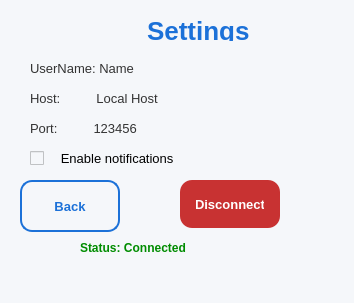
j3r-ux/CSCE1102Lithium, file settings.ui: the form before one commit.
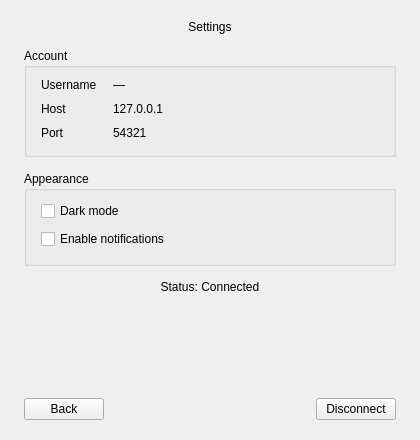
The form after the commit.

```diff
--- a/settings.ui
+++ b/settings.ui
@@ -6,261 +6,102 @@
    <rect>
     <x>0</x>
     <y>0</y>
-    <width>354</width>
-    <height>303</height>
+    <width>420</width>
+    <height>440</height>
    </rect>
   </property>
   <property name="windowTitle">
    <string>Form</string>
   </property>
-  <property name="styleSheet">
-   <string notr="true">/* ===== APP BACKGROUND ===== */
-QWidget {
-    background-color: rgb(245, 247, 250);
-    font-family: &quot;Segoe UI&quot;, Arial;
-    font-size: 13px;
-}
-
-/* ===== TITLES ===== */
-QLabel#titleLabel,
-QLabel#chatTitleLabel,
-QLabel#settingsTitleLabel {
-    font-size: 26px;
-    font-weight: bold;
-    color: rgb(28, 113, 216);
-    padding: 10px;
-}
-
-/* ===== NORMAL LABELS ===== */
-QLabel {
-    color: #333;
-}
-
-/* ===== INPUT FIELDS ===== */
-QLineEdit {
-    background-color: white;
-    border: 2px solid #ccc;
-    border-radius: 10px;
-    padding: 6px;
-    min-height: 28px;
-}
-
-QLineEdit:focus {
-    border: 2px solid rgb(28, 113, 216);
-}
-
-/* ===== TEXT AREA (CHAT) ===== */
-QTextEdit {
-    background-color: white;
-    border: 2px solid #ddd;
-    border-radius: 10px;
-    padding: 8px;
-}
-
-/* ===== LIST (ONLINE USERS) ===== */
-QListWidget {
-    background-color: white;
-    border: 2px solid #ddd;
-    border-radius: 10px;
-    padding: 5px;
-}
-
-/* ===== BUTTONS ===== */
-QPushButton {
-    background-color: rgb(28, 113, 216);
-    color: white;
-    border: none;
-    border-radius: 12px;
-    padding: 8px 16px;
-    min-height: 32px;
-    font-weight: 500;
-}
-
-/* Hover effect */
-QPushButton:hover {
-    background-color: rgb(53, 132, 228);
-}
-
-/* Click effect */
-QPushButton:pressed {
-    background-color: rgb(20, 90, 180);
-}
-
-/* ===== SECONDARY BUTTON (SIGN UP / BACK) ===== */
-QPushButton#signupButton,
-QPushButton#backButton {
-    background-color: transparent;
-    color: rgb(28, 113, 216);
-    border: 2px solid rgb(28, 113, 216);
-}
-
-QPushButton#signupButton:hover,
-QPushButton#backButton:hover {
-    background-color: rgba(28, 113, 216, 40);
-}
-
-/* ===== DANGER BUTTON (DISCONNECT) ===== */
-QPushButton#disconnectButton {
-    background-color: rgb(200, 50, 50);
-}
-
-QPushButton#disconnectButton:hover {
-    background-color: rgb(220, 70, 70);
-}
-
-/* ===== STATUS LABELS ===== */
-QLabel#statusLabel,
-QLabel#chatStatusLabel,
-QLabel#settingsStatusLabel {
-    font-weight: bold;
-    font-size: 12px;
-}
-
-/* Login error */
-QLabel#statusLabel {
-    color: rgb(200, 0, 0);
-}
-
-/* Chat / settings success */
-QLabel#chatStatusLabel,
-QLabel#settingsStatusLabel {
-    color: rgb(0, 140, 0);
-}
-
-/* ===== CHECKBOX ===== */
-QCheckBox {
-    spacing: 6px;
-}
-
-QCheckBox::indicator {
-    width: 14px;
-    height: 14px;
-}
-
-/* ===== GROUP BOX ===== */
-QGroupBox {
-    border: 2px solid #ddd;
-    border-radius: 10px;
-    margin-top: 10px;
-    font-weight: bold;
-}
-
-QGroupBox::title {
-    subcontrol-origin: margin;
-    left: 10px;
-    padding: 0 5px;
-    color: rgb(28, 113, 216);
-}</string>
-  </property>
-  <widget class="QLabel" name="settingsTitleLabel">
-   <property name="geometry">
-    <rect>
-     <x>130</x>
-     <y>10</y>
-     <width>231</width>
-     <height>41</height>
-    </rect>
-   </property>
-   <property name="styleSheet">
-    <string notr="true">font: 18pt &quot;KG Summer Sunshine&quot;;
-color: rgb(28, 113, 216);
-    font-weight: bold;</string>
-   </property>
-   <property name="text">
-    <string>Settings</string>
-   </property>
-  </widget>
-  <widget class="QLabel" name="usernameInfoLabel">
-   <property name="geometry">
-    <rect>
-     <x>30</x>
-     <y>60</y>
-     <width>151</width>
-     <height>16</height>
-    </rect>
-   </property>
-   <property name="text">
-    <string>UserName: Name</string>
-   </property>
-  </widget>
-  <widget class="QLabel" name="hostInfoLabel">
-   <property name="geometry">
-    <rect>
-     <x>30</x>
-     <y>90</y>
-     <width>141</width>
-     <height>16</height>
-    </rect>
-   </property>
-   <property name="text">
-    <string>Host:          Local Host</string>
-   </property>
-  </widget>
-  <widget class="QLabel" name="portInfoLabel">
-   <property name="geometry">
-    <rect>
-     <x>30</x>
-     <y>120</y>
-     <width>121</width>
-     <height>16</height>
-    </rect>
-   </property>
-   <property name="text">
-    <string>Port:          123456</string>
-   </property>
-  </widget>
-  <widget class="QCheckBox" name="notificationsCheckBox">
-   <property name="geometry">
-    <rect>
-     <x>30</x>
-     <y>150</y>
-     <width>151</width>
-     <height>16</height>
-    </rect>
-   </property>
-   <property name="text">
-    <string>   Enable notifications</string>
-   </property>
-  </widget>
-  <widget class="QPushButton" name="backButton">
-   <property name="geometry">
-    <rect>
-     <x>20</x>
-     <y>180</y>
-     <width>100</width>
-     <height>48</height>
-    </rect>
-   </property>
-   <property name="text">
-    <string>Back</string>
-   </property>
-  </widget>
-  <widget class="QPushButton" name="disconnectButton">
-   <property name="geometry">
-    <rect>
-     <x>180</x>
-     <y>180</y>
-     <width>100</width>
-     <height>48</height>
-    </rect>
-   </property>
-   <property name="text">
-    <string>Disconnect</string>
-   </property>
-  </widget>
-  <widget class="QLabel" name="settingsStatusLabel">
-   <property name="geometry">
-    <rect>
-     <x>80</x>
-     <y>240</y>
-     <width>151</width>
-     <height>16</height>
-    </rect>
-   </property>
-   <property name="text">
-    <string>Status: Connected</string>
-   </property>
-  </widget>
+  <layout class="QVBoxLayout" name="rootLayout">
+   <property name="leftMargin"><number>24</number></property>
+   <property name="topMargin"><number>20</number></property>
+   <property name="rightMargin"><number>24</number></property>
+   <property name="bottomMargin"><number>20</number></property>
+   <property name="spacing"><number>14</number></property>
+   <item>
+    <widget class="QLabel" name="titleLabel">
+     <property name="text"><string>Settings</string></property>
+     <property name="alignment"><set>Qt::AlignmentFlag::AlignCenter</set></property>
+    </widget>
+   </item>
+   <item>
+    <widget class="QGroupBox" name="accountGroup">
+     <property name="title"><string>Account</string></property>
+     <layout class="QFormLayout" name="accountForm">
+      <property name="leftMargin"><number>14</number></property>
+      <property name="rightMargin"><number>14</number></property>
+      <property name="topMargin"><number>10</number></property>
+      <property name="bottomMargin"><number>14</number></property>
+      <property name="horizontalSpacing"><number>16</number></property>
+      <property name="verticalSpacing"><number>10</number></property>
+      <item row="0" column="0"><widget class="QLabel" name="usernameKey"><property name="text"><string>Username</string></property></widget></item>
+      <item row="0" column="1"><widget class="QLabel" name="usernameInfoLabel"><property name="text"><string>—</string></property></widget></item>
+      <item row="1" column="0"><widget class="QLabel" name="hostKey"><property name="text"><string>Host</string></property></widget></item>
+      <item row="1" column="1"><widget class="QLabel" name="hostInfoLabel"><property name="text"><string>127.0.0.1</string></property></widget></item>
+      <item row="2" column="0"><widget class="QLabel" name="portKey"><property name="text"><string>Port</string></property></widget></item>
+      <item row="2" column="1"><widget class="QLabel" name="portInfoLabel"><property name="text"><string>54321</string></property></widget></item>
+     </layout>
+    </widget>
+   </item>
+   <item>
+    <widget class="QGroupBox" name="appearanceGroup">
+     <property name="title"><string>Appearance</string></property>
+     <layout class="QVBoxLayout" name="appearanceLayout">
+      <property name="leftMargin"><number>14</number></property>
+      <property name="rightMargin"><number>14</number></property>
+      <property name="topMargin"><number>10</number></property>
+      <property name="bottomMargin"><number>14</number></property>
+      <property name="spacing"><number>8</number></property>
+      <item>
+       <widget class="QCheckBox" name="darkModeCheckBox">
+        <property name="text"><string>Dark mode</string></property>
+       </widget>
+      </item>
+      <item>
+       <widget class="QCheckBox" name="notificationsCheckBox">
+        <property name="text"><string>Enable notifications</string></property>
+       </widget>
+      </item>
+     </layout>
+    </widget>
+   </item>
+   <item>
+    <widget class="QLabel" name="settingsStatusLabel">
+     <property name="text"><string>Status: Connected</string></property>
+     <property name="alignment"><set>Qt::AlignmentFlag::AlignCenter</set></property>
+    </widget>
+   </item>
+   <item>
+    <spacer name="bottomSpacer">
+     <property name="orientation"><enum>Qt::Vertical</enum></property>
+     <property name="sizeType"><enum>QSizePolicy::Expanding</enum></property>
+     <property name="sizeHint" stdset="0"><size><width>0</width><height>0</height></size></property>
+    </spacer>
+   </item>
+   <item>
+    <layout class="QHBoxLayout" name="actionRow">
+     <property name="spacing"><number>10</number></property>
+     <item>
+      <widget class="QPushButton" name="backButton">
+       <property name="text"><string>Back</string></property>
+      </widget>
+     </item>
+     <item>
+      <spacer name="actionMidSpacer">
+       <property name="orientation"><enum>Qt::Horizontal</enum></property>
+       <property name="sizeType"><enum>QSizePolicy::Expanding</enum></property>
+       <property name="sizeHint" stdset="0"><size><width>0</width><height>0</height></size></property>
+      </spacer>
+     </item>
+     <item>
+      <widget class="QPushButton" name="disconnectButton">
+       <property name="text"><string>Disconnect</string></property>
+      </widget>
+     </item>
+    </layout>
+   </item>
+  </layout>
  </widget>
  <tabstops>
   <tabstop>notificationsCheckBox</tabstop>
```
Left out of the diff: 3 changed lines with no effect on the pictures.
